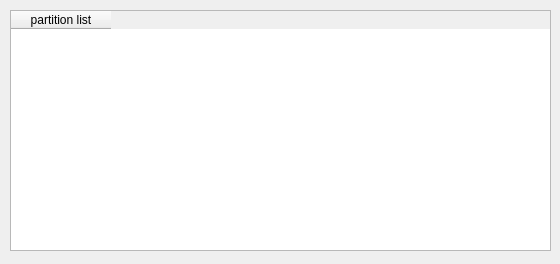
This is zuluCrypt-gui/openpartition.ui in mhogomchungu/zuluCrypt as Qt 5 draws it before an edit. The edited form follows.
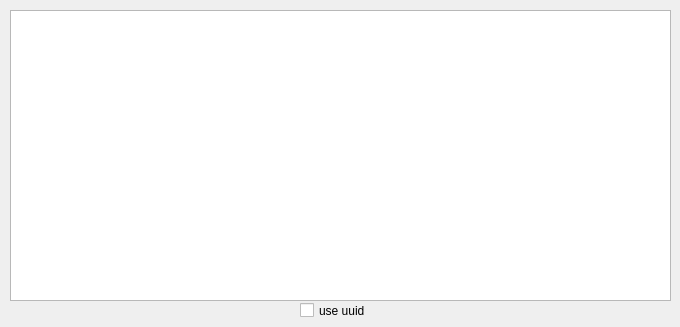
This is the edited form.

```diff
--- a/zuluCrypt-gui/openpartition.ui
+++ b/zuluCrypt-gui/openpartition.ui
@@ -9,8 +9,8 @@
    <rect>
     <x>0</x>
     <y>0</y>
-    <width>560</width>
-    <height>264</height>
+    <width>680</width>
+    <height>327</height>
    </rect>
   </property>
   <property name="windowTitle">
@@ -21,27 +21,96 @@
     <rect>
      <x>10</x>
      <y>10</y>
-     <width>541</width>
-     <height>241</height>
+     <width>661</width>
+     <height>291</height>
     </rect>
    </property>
    <property name="editTriggers">
     <set>QAbstractItemView::NoEditTriggers</set>
    </property>
+   <property name="tabKeyNavigation">
+    <bool>false</bool>
+   </property>
+   <property name="showDropIndicator" stdset="0">
+    <bool>false</bool>
+   </property>
+   <property name="dragDropOverwriteMode">
+    <bool>false</bool>
+   </property>
+   <property name="selectionMode">
+    <enum>QAbstractItemView::NoSelection</enum>
+   </property>
+   <property name="selectionBehavior">
+    <enum>QAbstractItemView::SelectRows</enum>
+   </property>
+   <property name="showGrid">
+    <bool>false</bool>
+   </property>
    <property name="columnCount">
-    <number>1</number>
+    <number>5</number>
    </property>
    <attribute name="horizontalHeaderVisible">
-    <bool>true</bool>
+    <bool>false</bool>
    </attribute>
    <attribute name="verticalHeaderVisible">
-    <bool>false</bool>
+    <bool>true</bool>
    </attribute>
    <column>
     <property name="text">
-     <string>partition list</string>
+     <string>partition</string>
     </property>
+    <property name="textAlignment">
+     <set>AlignHCenter|AlignVCenter|AlignCenter</set>
+    </property>
    </column>
+   <column>
+    <property name="text">
+     <string>size</string>
+    </property>
+    <property name="textAlignment">
+     <set>AlignHCenter|AlignVCenter|AlignCenter</set>
+    </property>
+   </column>
+   <column>
+    <property name="text">
+     <string>label</string>
+    </property>
+    <property name="textAlignment">
+     <set>AlignHCenter|AlignVCenter|AlignCenter</set>
+    </property>
+   </column>
+   <column>
+    <property name="text">
+     <string>type</string>
+    </property>
+    <property name="textAlignment">
+     <set>AlignHCenter|AlignVCenter|AlignCenter</set>
+    </property>
+   </column>
+   <column>
+    <property name="text">
+     <string>uuid</string>
+    </property>
+    <property name="textAlignment">
+     <set>AlignHCenter|AlignVCenter|AlignCenter</set>
+    </property>
+   </column>
+  </widget>
+  <widget class="QCheckBox" name="checkBoxUUID">
+   <property name="enabled">
+    <bool>true</bool>
+   </property>
+   <property name="geometry">
+    <rect>
+     <x>300</x>
+     <y>300</y>
+     <width>121</width>
+     <height>21</height>
+    </rect>
+   </property>
+   <property name="text">
+    <string>use uuid</string>
+   </property>
   </widget>
  </widget>
  <resources/>
```
Left out of the diff: 4 changed lines with no effect on the pictures.
